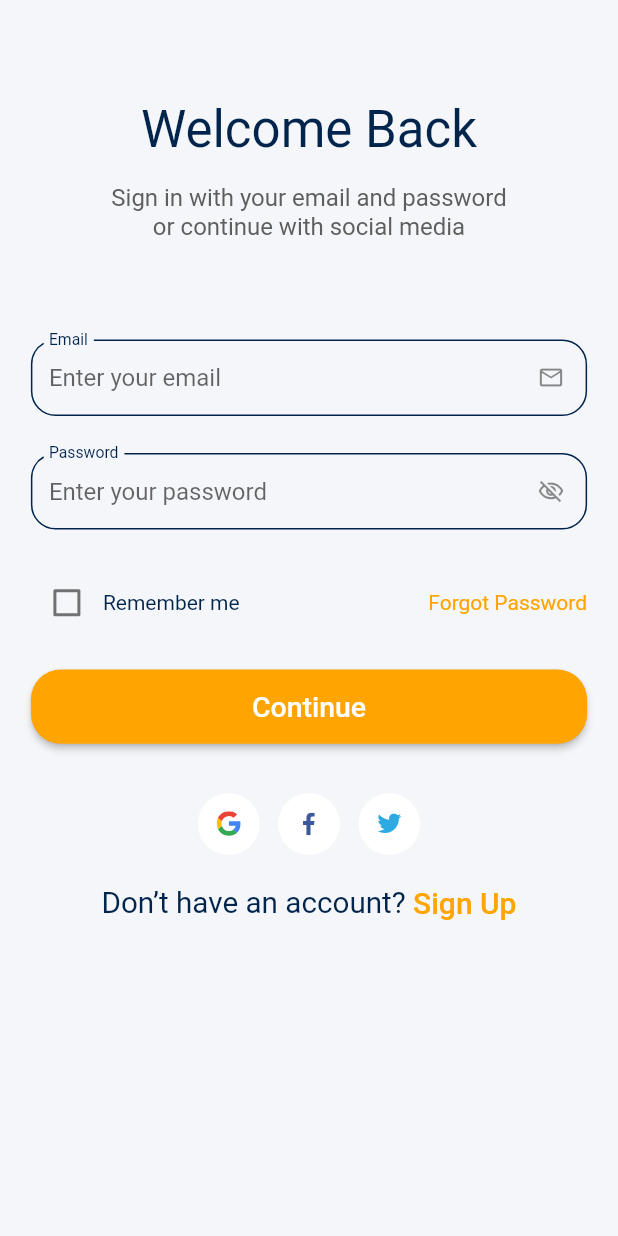
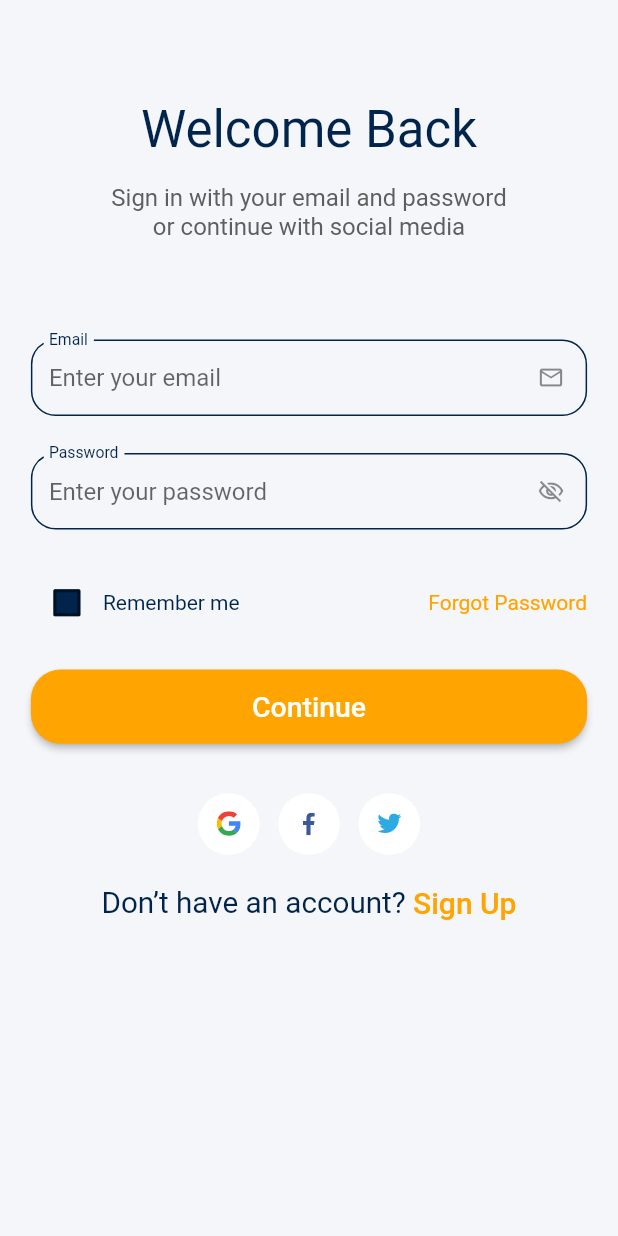
Before and after one commit to rupendra-p/flutter_ecommerce, a Flutter app: the screen it shows after launch, after a tap on "Continue", on a phone screen of 412 x 824 dp. Run offline on Flutter 3.47's test engine with Material 2 defaults, Android fonts, the phone set to English and light mode, and no system bars; our stand-ins replace cached_network_image, flutter_dotenv, flutter_svg, fluttertoast, image_picker, shared_preferences; accounts and stored records are empty.

Commit message:
change in checkbox border color in sigin screen

```diff
--- a/lib/screens/sign_in/sign_in_screen.dart
+++ b/lib/screens/sign_in/sign_in_screen.dart
@@ -135,7 +135,13 @@ class _SignFormState extends State<SignForm> {
             children: [
               Checkbox(
                 value: remember,
-                activeColor: primaryColor,
+                activeColor: secondaryColor,
+                fillColor: MaterialStateColor.resolveWith((states) {
+                  if (states.contains(MaterialState.selected)) {
+                    return secondaryColor;
+                  }
+                  return Theme.of(context).textTheme.headline6!.color!;
+                }),
                 onChanged: (value) {
                   setState(() {
                     remember = value;
```
